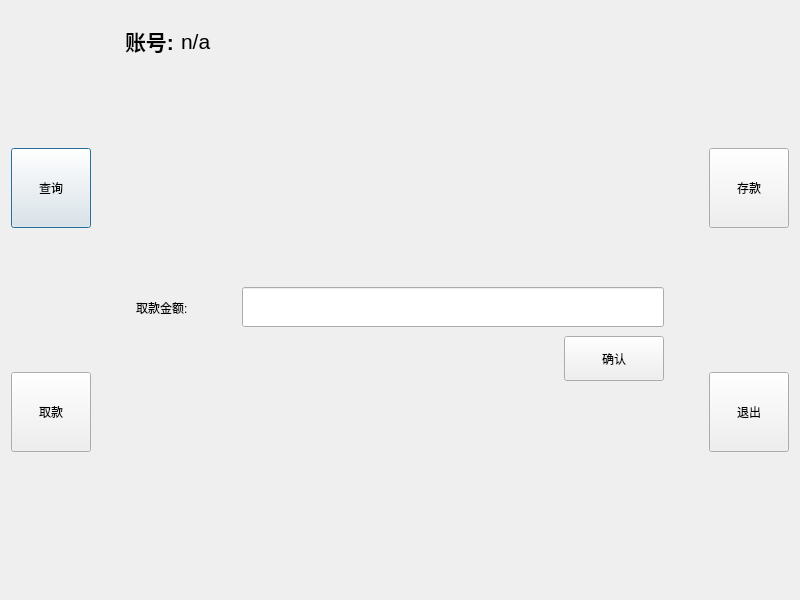
The window that dialog.ui (arvin-xuwj/simulateATM) describes before a commit, drawn with Qt 5.
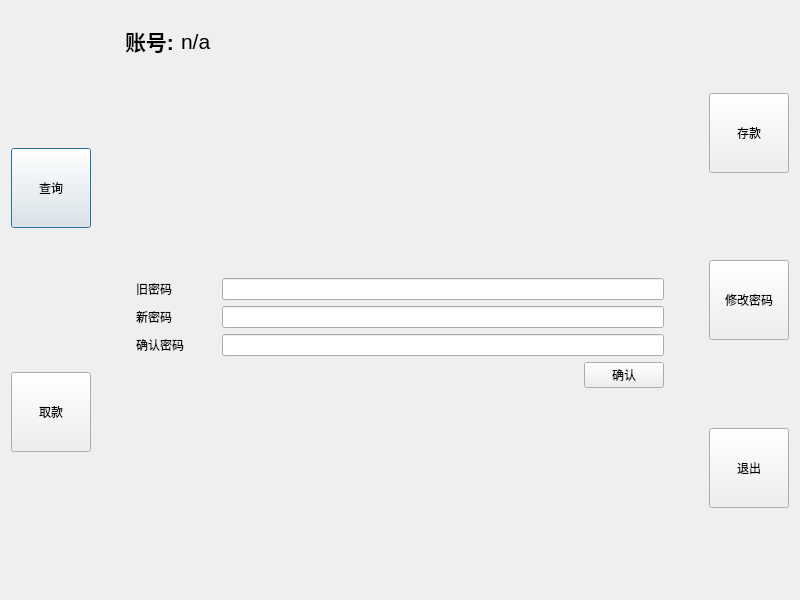
The same window after the commit.

Commit message: support change passwd

The edit to the form file:
```diff
--- a/dialog.ui
+++ b/dialog.ui
@@ -150,7 +150,7 @@
         </size>
        </property>
        <property name="currentIndex">
-        <number>4</number>
+        <number>5</number>
        </property>
        <widget class="QWidget" name="Login">
         <layout class="QGridLayout" name="gridLayout">
@@ -686,6 +686,136 @@
          </item>
         </layout>
        </widget>
+       <widget class="QWidget" name="pageChangePasswd">
+        <layout class="QHBoxLayout" name="horizontalLayout_17">
+         <item>
+          <layout class="QVBoxLayout" name="verticalLayout_10">
+           <item>
+            <spacer name="verticalSpacer_17">
+             <property name="orientation">
+              <enum>Qt::Vertical</enum>
+             </property>
+             <property name="sizeHint" stdset="0">
+              <size>
+               <width>20</width>
+               <height>40</height>
+              </size>
+             </property>
+            </spacer>
+           </item>
+           <item>
+            <layout class="QHBoxLayout" name="horizontalLayout_13">
+             <item>
+              <widget class="QLabel" name="label_6">
+               <property name="minimumSize">
+                <size>
+                 <width>80</width>
+                 <height>0</height>
+                </size>
+               </property>
+               <property name="text">
+                <string>旧密码</string>
+               </property>
+              </widget>
+             </item>
+             <item>
+              <widget class="QLineEdit" name="lineEditOldPasswd">
+               <property name="echoMode">
+                <enum>QLineEdit::Password</enum>
+               </property>
+              </widget>
+             </item>
+            </layout>
+           </item>
+           <item>
+            <layout class="QHBoxLayout" name="horizontalLayout_15">
+             <item>
+              <widget class="QLabel" name="label_9">
+               <property name="minimumSize">
+                <size>
+                 <width>80</width>
+                 <height>0</height>
+                </size>
+               </property>
+               <property name="text">
+                <string>新密码</string>
+               </property>
+              </widget>
+             </item>
+             <item>
+              <widget class="QLineEdit" name="lineEditNewPasswd">
+               <property name="echoMode">
+                <enum>QLineEdit::Password</enum>
+               </property>
+              </widget>
+             </item>
+            </layout>
+           </item>
+           <item>
+            <layout class="QHBoxLayout" name="horizontalLayout_18">
+             <item>
+              <widget class="QLabel" name="label_10">
+               <property name="minimumSize">
+                <size>
+                 <width>80</width>
+                 <height>0</height>
+                </size>
+               </property>
+               <property name="text">
+                <string>确认密码</string>
+               </property>
+              </widget>
+             </item>
+             <item>
+              <widget class="QLineEdit" name="lineEditNewPasswd2">
+               <property name="echoMode">
+                <enum>QLineEdit::Password</enum>
+               </property>
+              </widget>
+             </item>
+            </layout>
+           </item>
+           <item>
+            <layout class="QHBoxLayout" name="horizontalLayout_19">
+             <item>
+              <spacer name="horizontalSpacer_9">
+               <property name="orientation">
+                <enum>Qt::Horizontal</enum>
+               </property>
+               <property name="sizeHint" stdset="0">
+                <size>
+                 <width>40</width>
+                 <height>20</height>
+                </size>
+               </property>
+              </spacer>
+             </item>
+             <item>
+              <widget class="QPushButton" name="btnSurePasswd">
+               <property name="text">
+                <string>确认</string>
+               </property>
+              </widget>
+             </item>
+            </layout>
+           </item>
+           <item>
+            <spacer name="verticalSpacer_16">
+             <property name="orientation">
+              <enum>Qt::Vertical</enum>
+             </property>
+             <property name="sizeHint" stdset="0">
+              <size>
+               <width>20</width>
+               <height>40</height>
+              </size>
+             </property>
+            </spacer>
+           </item>
+          </layout>
+         </item>
+        </layout>
+       </widget>
       </widget>
      </item>
     </layout>
@@ -744,6 +874,38 @@
        </property>
       </spacer>
      </item>
+     <item>
+      <widget class="QPushButton" name="btnChangePasswd">
+       <property name="minimumSize">
+        <size>
+         <width>80</width>
+         <height>80</height>
+        </size>
+       </property>
+       <property name="text">
+        <string>修改密码</string>
+       </property>
+       <property name="checkable">
+        <bool>false</bool>
+       </property>
+       <property name="autoRepeat">
+        <bool>false</bool>
+       </property>
+      </widget>
+     </item>
+     <item>
+      <spacer name="verticalSpacer_12">
+       <property name="orientation">
+        <enum>Qt::Vertical</enum>
+       </property>
+       <property name="sizeHint" stdset="0">
+        <size>
+         <width>20</width>
+         <height>40</height>
+        </size>
+       </property>
+      </spacer>
+     </item>
      <item>
       <widget class="QPushButton" name="btnExit">
        <property name="minimumSize">
```
The commit also changes 5 other files.
